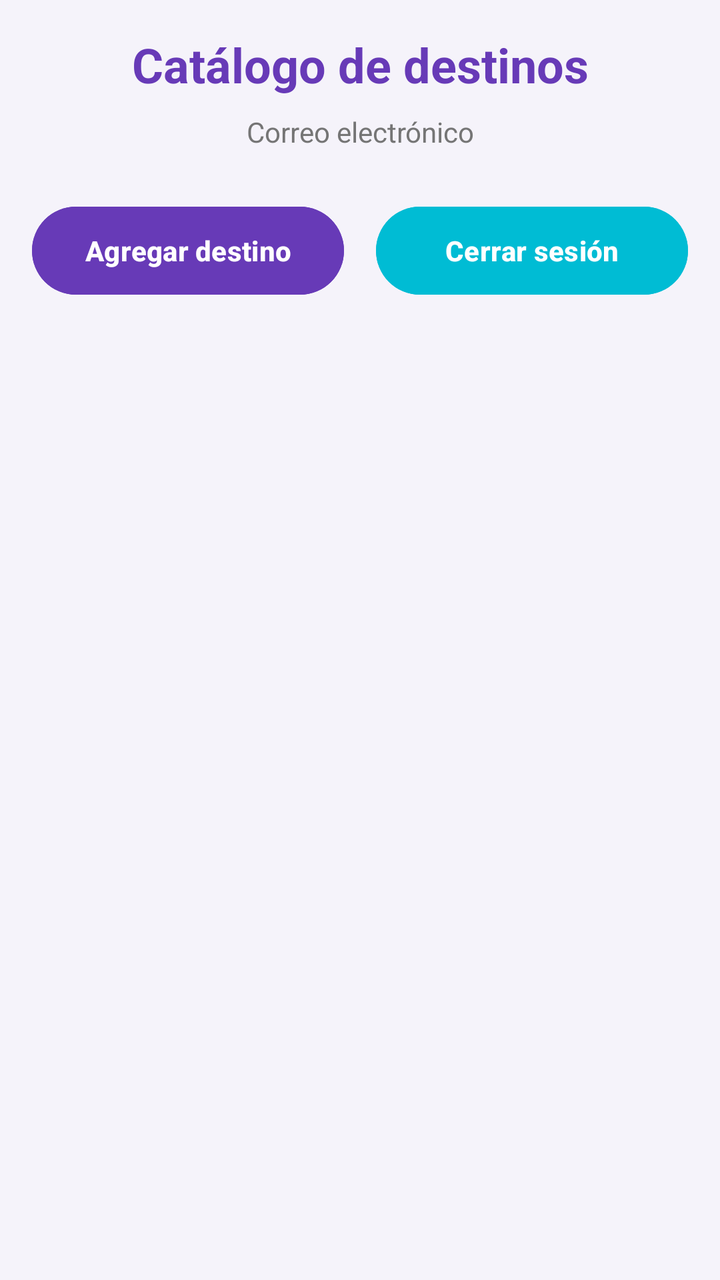
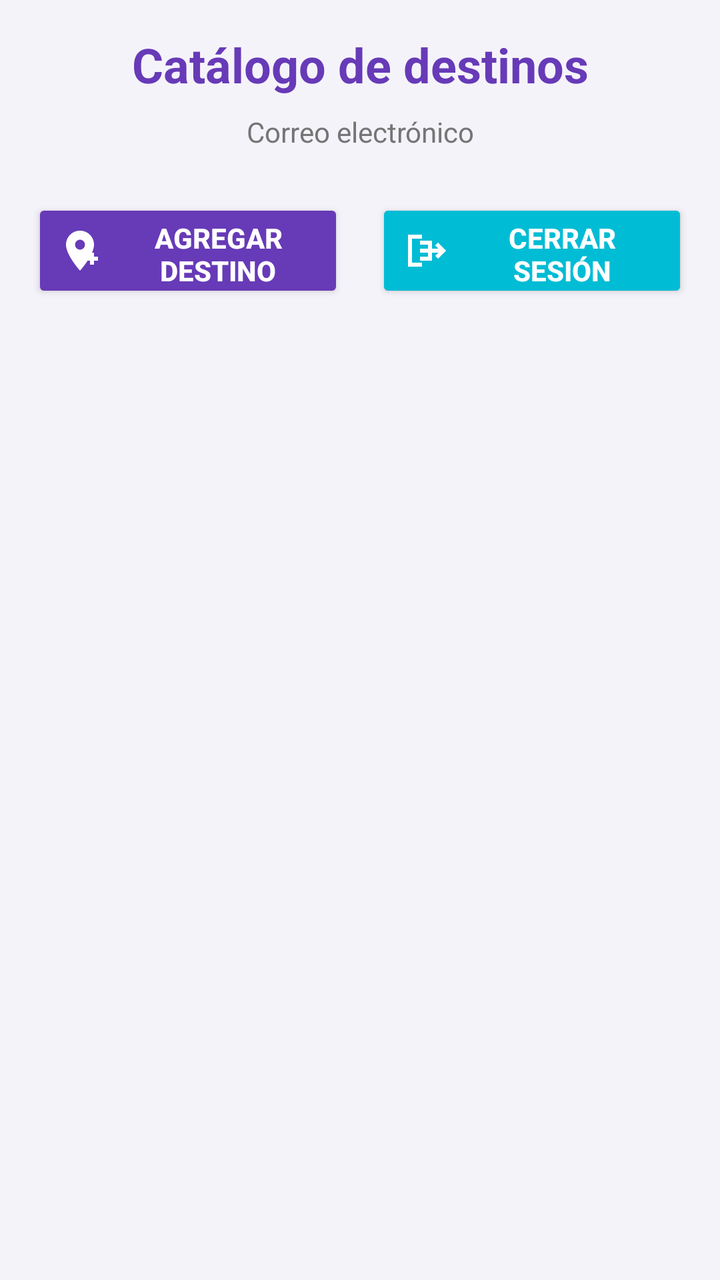

The first picture is an Android layout as it rendered before a commit; the second is the same layout after the commit. The layout source and the unified diff follow.
<!-- AndroidManifest.xml: application theme Theme.Desafio2_DSM -->
<!-- res/layout/activity_home.xml -->
<?xml version="1.0" encoding="utf-8"?>
<LinearLayout xmlns:android="http://schemas.android.com/apk/res/android"
    xmlns:tools="http://schemas.android.com/tools"
    android:id="@+id/home"
    android:layout_width="match_parent"
    android:layout_height="match_parent"
    android:background="@color/background"
    android:orientation="vertical"
    android:padding="@dimen/padding_standard"
    tools:context=".HomeActivity">

    <TextView
        android:id="@+id/welcomeTextView"
        android:layout_width="match_parent"
        android:layout_height="wrap_content"
        android:gravity="center"
        android:text="@string/catalog"
        android:textColor="@color/primary"
        android:textSize="@dimen/text_size_large"
        android:textStyle="bold" />

    <TextView
        android:id="@+id/emailTextView"
        android:layout_width="match_parent"
        android:layout_height="wrap_content"
        android:layout_marginTop="@dimen/margin_small"
        android:gravity="center"
        android:text="@string/email"
        android:textColor="@color/text_secondary"
        android:textSize="@dimen/text_size_small" />

    <LinearLayout
        android:layout_width="match_parent"
        android:layout_height="wrap_content"
        android:layout_marginTop="@dimen/margin_large"
        android:orientation="horizontal">

        <Button
            android:id="@+id/btnAgregarDestino"
            android:layout_width="0dp"
            android:layout_height="@dimen/button_height"
            android:layout_marginEnd="@dimen/authBtns"
            android:layout_weight="1"
            android:backgroundTint="@color/primary"
            android:text="@string/add_destination"
            android:textColor="@color/white"
            android:textStyle="bold" />

        <Button
            android:id="@+id/btnCerrarSesion"
            android:layout_width="0dp"
            android:layout_height="@dimen/button_height"
            android:layout_marginStart="@dimen/authBtns"
            android:layout_weight="1"
            android:backgroundTint="@color/accent"
            android:text="@string/logout"
            android:textColor="@color/white"
            android:textStyle="bold" />

    </LinearLayout>

    <androidx.recyclerview.widget.RecyclerView
        android:id="@+id/recyclerViewDestinos"
        android:layout_width="match_parent"
        android:layout_height="0dp"
        android:layout_marginTop="@dimen/margin_medium"
        android:layout_weight="1"
        android:clipToPadding="false"
        android:paddingBottom="@dimen/padding_small"
        tools:listitem="@layout/item_destination" />

</LinearLayout>
<!-- res/layout/item_destination.xml (included above) -->
<?xml version="1.0" encoding="utf-8"?>
<androidx.cardview.widget.CardView
    xmlns:android="http://schemas.android.com/apk/res/android"
    xmlns:app="http://schemas.android.com/apk/res-auto"
    android:layout_width="match_parent"
    android:layout_height="wrap_content"
    android:layout_margin="@dimen/card_margin"
    app:cardBackgroundColor="@color/card_background"
    app:cardCornerRadius="@dimen/card_radius"
    app:cardElevation="@dimen/card_elevation">

    <LinearLayout
        android:layout_width="match_parent"
        android:layout_height="wrap_content"
        android:orientation="vertical">

        <ImageView
            android:id="@+id/destinationImageView"
            android:layout_width="match_parent"
            android:layout_height="@dimen/destination_image_height"
            android:background="@color/primary_light"
            android:contentDescription="@string/select_image"
            android:scaleType="centerCrop" />

        <LinearLayout
            android:layout_width="match_parent"
            android:layout_height="wrap_content"
            android:orientation="vertical"
            android:padding="@dimen/card_padding">

            <TextView
                android:id="@+id/destinationNameTextView"
                android:layout_width="match_parent"
                android:layout_height="wrap_content"
                android:textColor="@color/text_primary"
                android:textSize="@dimen/text_size_title"
                android:textStyle="bold" />

            <TextView
                android:id="@+id/countryTextView"
                android:layout_width="match_parent"
                android:layout_height="wrap_content"
                android:layout_marginTop="@dimen/margin_xsmall"
                android:textColor="@color/text_secondary"
                android:textSize="@dimen/text_size_small" />

            <TextView
                android:id="@+id/priceTextView"
                android:layout_width="match_parent"
                android:layout_height="wrap_content"
                android:layout_marginTop="@dimen/margin_small"
                android:textColor="@color/primary"
                android:textSize="@dimen/text_size_medium"
                android:textStyle="bold" />

            <View
                android:layout_width="match_parent"
                android:layout_height="@dimen/divider_height"
                android:layout_marginTop="@dimen/margin_small"
                android:background="@color/divider" />

            <TextView
                android:id="@+id/descriptionTextView"
                android:layout_width="match_parent"
                android:layout_height="wrap_content"
                android:layout_marginTop="@dimen/margin_small"
                android:textColor="@color/text_secondary"
                android:textSize="@dimen/text_size_normal" />

            <LinearLayout
                android:layout_width="match_parent"
                android:layout_height="wrap_content"
                android:layout_marginTop="@dimen/margin_medium"
                android:orientation="horizontal">

                <Button
                    android:id="@+id/btnEditar"
                    android:layout_width="0dp"
                    android:layout_height="@dimen/button_min_height"
                    android:layout_marginEnd="@dimen/margin_xsmall"
                    android:layout_weight="1"
                    android:backgroundTint="@color/primary"
                    android:text="@string/edit"
                    android:textColor="@color/white"
                    android:textStyle="bold" />

                <Button
                    android:id="@+id/btnEliminar"
                    android:layout_width="0dp"
                    android:layout_height="@dimen/button_min_height"
                    android:layout_marginStart="@dimen/margin_xsmall"
                    android:layout_weight="1"
                    android:backgroundTint="@color/accent"
                    android:text="@string/delete"
                    android:textColor="@color/white"
                    android:textStyle="bold" />

            </LinearLayout>

        </LinearLayout>

    </LinearLayout>

</androidx.cardview.widget.CardView>
<!-- resources referenced by this layout -->
<resources>
  <color name="accent">#00BCD4</color>
  <color name="background">#F5F3FA</color>
  <color name="card_background">#FFFFFF</color>
  <color name="divider">#BDBDBD</color>
  <color name="primary">#673AB7</color>
  <color name="primary_light">#D1C4E9</color>
  <color name="text_primary">#212121</color>
  <color name="text_secondary">#757575</color>
  <color name="white">#FFFFFF</color>
  <dimen name="authBtns">8dp</dimen>
  <dimen name="button_height">52dp</dimen>
  <dimen name="button_min_height">48dp</dimen>
  <dimen name="card_elevation">4dp</dimen>
  <dimen name="card_margin">8dp</dimen>
  <dimen name="card_padding">16dp</dimen>
  <dimen name="card_radius">12dp</dimen>
  <dimen name="destination_image_height">200dp</dimen>
  <dimen name="divider_height">1dp</dimen>
  <dimen name="margin_large">24dp</dimen>
  <dimen name="margin_medium">16dp</dimen>
  <dimen name="margin_small">8dp</dimen>
  <dimen name="margin_xsmall">4dp</dimen>
  <dimen name="padding_small">8dp</dimen>
  <dimen name="padding_standard">16dp</dimen>
  <dimen name="text_size_large">24sp</dimen>
  <dimen name="text_size_medium">18sp</dimen>
  <dimen name="text_size_normal">16sp</dimen>
  <dimen name="text_size_small">14sp</dimen>
  <dimen name="text_size_title">20sp</dimen>
  <string name="add_destination">Agregar destino</string>
  <string name="catalog">Catálogo de destinos</string>
  <string name="delete">Eliminar</string>
  <string name="edit">Editar</string>
  <string name="email">Correo electrónico</string>
  <string name="logout">Cerrar sesión</string>
  <string name="select_image">Seleccionar imagen</string>
  <style name="Theme.Desafio2_DSM" parent="Base.Theme.Desafio2_DSM" />
  <style name="Base.Theme.Desafio2_DSM" parent="Theme.Material3.DayNight.NoActionBar">
          
          
      </style>
</resources>

<!-- the commit's change to res/layout/activity_home.xml (unified diff, before → after) -->
@@ -1,5 +1,6 @@
 <?xml version="1.0" encoding="utf-8"?>
 <LinearLayout xmlns:android="http://schemas.android.com/apk/res/android"
+    xmlns:app="http://schemas.android.com/apk/res-auto"
     xmlns:tools="http://schemas.android.com/tools"
     android:id="@+id/home"
     android:layout_width="match_parent"
@@ -32,10 +33,11 @@
     <LinearLayout
         android:layout_width="match_parent"
         android:layout_height="wrap_content"
+        android:gravity="center"
         android:layout_marginTop="@dimen/margin_large"
         android:orientation="horizontal">
 
-        <Button
+        <androidx.appcompat.widget.AppCompatButton
             android:id="@+id/btnAgregarDestino"
             android:layout_width="0dp"
             android:layout_height="@dimen/button_height"
@@ -44,9 +46,13 @@
             android:backgroundTint="@color/primary"
             android:text="@string/add_destination"
             android:textColor="@color/white"
-            android:textStyle="bold" />
+            android:textStyle="bold"
+            android:gravity="center"
+            android:drawablePadding="6dp"
+            app:drawableStartCompat="@drawable/ic_add_destination"
+            app:drawableTint="@color/white" />
 
-        <Button
+        <androidx.appcompat.widget.AppCompatButton
             android:id="@+id/btnCerrarSesion"
             android:layout_width="0dp"
             android:layout_height="@dimen/button_height"
@@ -55,7 +61,11 @@
             android:backgroundTint="@color/accent"
             android:text="@string/logout"
             android:textColor="@color/white"
-            android:textStyle="bold" />
+            android:textStyle="bold"
+            android:gravity="center"
+            android:drawablePadding="6dp"
+            app:drawableStartCompat="@drawable/ic_logout"
+            app:drawableTint="@color/white" />
 
     </LinearLayout>
 
@@ -146,7 +156,7 @@
                 android:layout_marginTop="@dimen/margin_medium"
                 android:orientation="horizontal">
 
-                <Button
+                <androidx.appcompat.widget.AppCompatButton
                     android:id="@+id/btnEditar"
                     android:layout_width="0dp"
                     android:layout_height="@dimen/button_min_height"
@@ -155,9 +165,13 @@
                     android:backgroundTint="@color/primary"
                     android:text="@string/edit"
                     android:textColor="@color/white"
-                    android:textStyle="bold" />
+                    android:textStyle="bold"
+                    android:gravity="center"
+                    android:drawablePadding="6dp"
+                    app:drawableStartCompat="@drawable/ic_edit"
+                    app:drawableTint="@color/white" />
 
-                <Button
+                <androidx.appcompat.widget.AppCompatButton
                     android:id="@+id/btnEliminar"
                     android:layout_width="0dp"
                     android:layout_height="@dimen/button_min_height"
@@ -166,7 +180,11 @@
                     android:backgroundTint="@color/accent"
                     android:text="@string/delete"
                     android:textColor="@color/white"
-                    android:textStyle="bold" />
+                    android:textStyle="bold"
+                    android:gravity="center"
+                    android:drawablePadding="6dp"
+                    app:drawableStartCompat="@drawable/ic_delete"
+                    app:drawableTint="@color/white" />
 
             </LinearLayout>
 
<!-- resource entries referenced after the edit -->
@@ -29,6 +29,66 @@
   <dimen name="text_size_normal">16sp</dimen>
   <dimen name="text_size_small">14sp</dimen>
   <dimen name="text_size_title">20sp</dimen>
+  <!-- drawable ic_add_destination (drawable) -->
+  <vector xmlns:android="http://schemas.android.com/apk/res/android"
+      android:width="24dp"
+      android:height="24dp"
+      android:viewportWidth="24"
+      android:viewportHeight="24">
+  
+      <path
+          android:fillColor="#FFFFFF"
+          android:pathData="M12,2C8.13,2 5,5.13 5,9c0,5.25 7,13 7,13s7,-7.75 7,-13c0,-3.87 -3.13,-7 -7,-7zM12,11.5A2.5,2.5 0,1 1,12 6.5a2.5,2.5 0,0 1,0 5z" />
+  
+      <path
+          android:fillColor="#FFFFFF"
+          android:pathData="M19,13h-2v2h-2v2h2v2h2v-2h2v-2h-2z" />
+  
+  </vector>
+  <!-- drawable ic_delete (drawable) -->
+  <vector xmlns:android="http://schemas.android.com/apk/res/android"
+      android:width="24dp"
+      android:height="24dp"
+      android:viewportWidth="24"
+      android:viewportHeight="24">
+  
+      <path
+          android:fillColor="#FFFFFF"
+          android:pathData="M6,19c0,1.1 0.9,2 2,2h8c1.1,0 2,-0.9 2,-2V7H6zM8,9h8v10H8zM15.5,4l-1,-1h-5l-1,1H5v2h14V4z" />
+  
+  </vector>
+  <!-- drawable ic_edit (drawable) -->
+  <vector xmlns:android="http://schemas.android.com/apk/res/android"
+      android:width="24dp"
+      android:height="24dp"
+      android:viewportWidth="24"
+      android:viewportHeight="24">
+  
+      <path
+          android:fillColor="#FFFFFF"
+          android:pathData="M3,17.25V21h3.75L17.81,9.94l-3.75,-3.75L3,17.25zM20.71,7.04c0.39,-0.39 0.39,-1.02 0,-1.41l-2.34,-2.34a0.9959,0.9959 0,0 0,-1.41 0l-1.83,1.83 3.75,3.75z" />
+  
+  </vector>
+  <!-- drawable ic_logout (drawable) -->
+  <vector xmlns:android="http://schemas.android.com/apk/res/android"
+      android:width="24dp"
+      android:height="24dp"
+      android:viewportWidth="24"
+      android:viewportHeight="24">
+  
+      <path
+          android:fillColor="#FFFFFF"
+          android:pathData="M10,17v-2h4v-2h-4v-2h4V9h-4V7h6v10z" />
+  
+      <path
+          android:fillColor="#FFFFFF"
+          android:pathData="M4,4h7v2H6v12h5v2H4z" />
+  
+      <path
+          android:fillColor="#FFFFFF"
+          android:pathData="M19,8l-1.41,1.41L19.17,11H12v2h7.17l-1.58,1.59L19,16l4,-4z" />
+  
+  </vector>
   <string name="add_destination">Agregar destino</string>
   <string name="catalog">Catálogo de destinos</string>
   <string name="delete">Eliminar</string>
